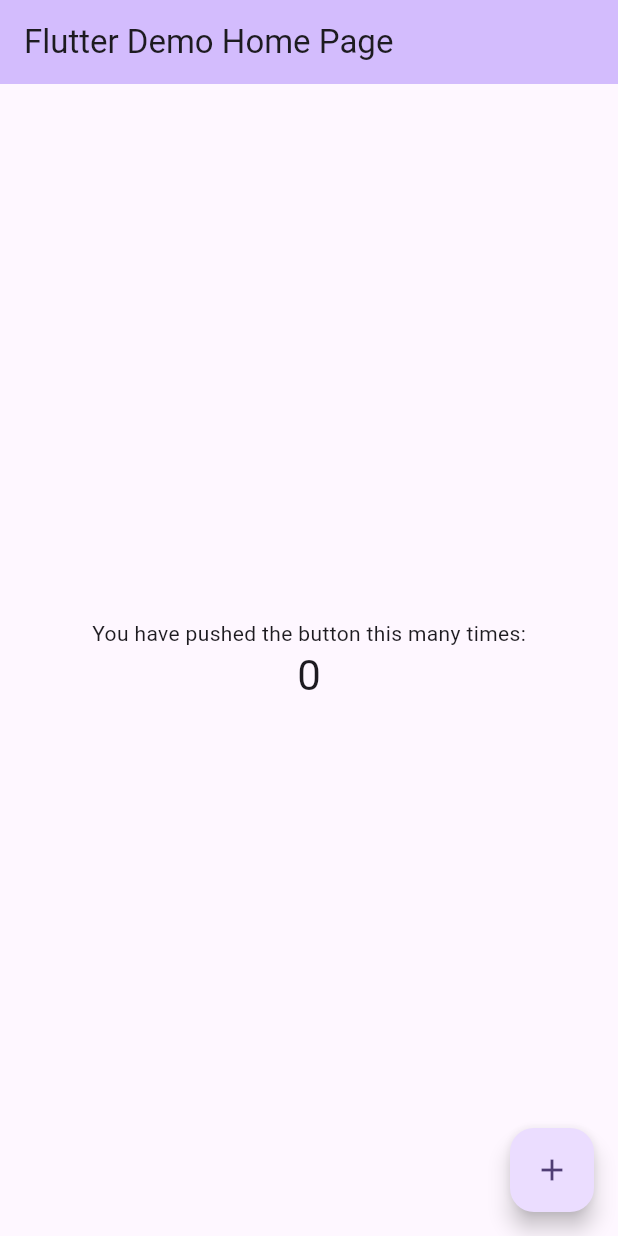
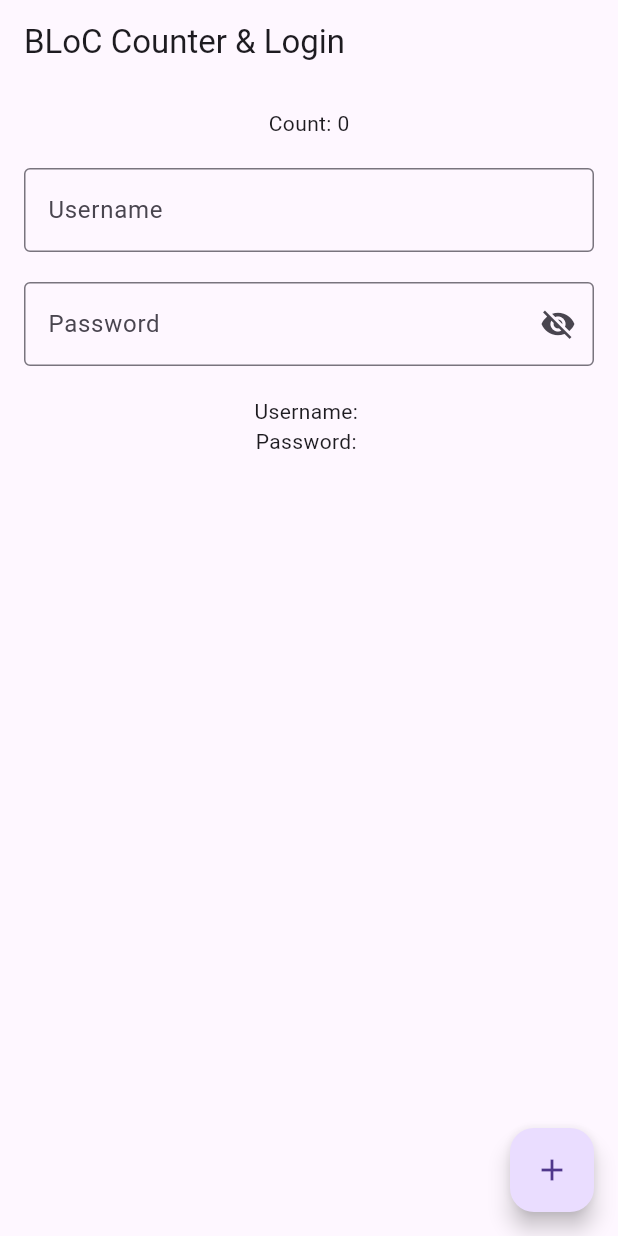
Before and after one commit to Kaleab-Wondwossen/State-Management-in-Flutter-GDG, a Flutter app: the screen it shows after launch, on a phone screen of 412 x 824 dp. Run offline on Flutter 3.47's test engine with Material 3 defaults, Android fonts, the phone set to English and light mode, and no system bars; our stand-ins replace bloc, flutter_bloc, get.

Commit message:
final push

```diff
--- /dev/null
+++ b/lib/BLoC/blocs/bloc.dart
@@ -0,0 +1,23 @@
+import 'package:bloc/bloc.dart';
+import 'package:statemanagement/BLoC/events/event.dart';
+import 'package:statemanagement/BLoC/states/state.dart';
+
+class CounterBloc extends Bloc<CounterEvent, CounterState> {
+  CounterBloc() : super(CounterState(count: 0)) {
+    on<IncrementEvent>((event, emit) {
+      emit(state.copyWith(count: state.count + 1));
+    });
+
+    on<UpdateUsernameEvent>((event, emit) {
+      emit(state.copyWith(username: event.username));
+    });
+
+    on<UpdatePasswordEvent>((event, emit) {
+      emit(state.copyWith(password: event.password));
+    });
+
+    on<TogglePasswordVisibilityEvent>((event, emit) {
+      emit(state.copyWith(isPasswordVisible: !state.isPasswordVisible));
+    });
+  }
+}
--- /dev/null
+++ b/lib/BLoC/events/event.dart
@@ -0,0 +1,21 @@
+/*
+  *Purpose: Define the events that can occur in your app. Events represent user
+  actions or other triggers that cause the state to change.
+*/
+
+
+abstract class CounterEvent {}
+
+class IncrementEvent extends CounterEvent {}
+
+class UpdateUsernameEvent extends CounterEvent {
+  final String username;
+  UpdateUsernameEvent(this.username);
+}
+
+class UpdatePasswordEvent extends CounterEvent {
+  final String password;
+  UpdatePasswordEvent(this.password);
+}
+
+class TogglePasswordVisibilityEvent extends CounterEvent {}
--- /dev/null
+++ b/lib/BLoC/screens/screen_one.dart
@@ -0,0 +1,87 @@
+import 'package:flutter/material.dart';
+import 'package:flutter_bloc/flutter_bloc.dart';
+import 'package:statemanagement/BLoC/blocs/bloc.dart';
+import 'package:statemanagement/BLoC/events/event.dart';
+import 'package:statemanagement/BLoC/states/state.dart';
+
+class CounterScreen extends StatelessWidget {
+  const CounterScreen({super.key});
+
+  @override
+  Widget build(BuildContext context) {
+    return Scaffold(
+      appBar: AppBar(title: const Text('BLoC Counter & Login')),
+      body: Padding(
+        padding: const EdgeInsets.all(16.0),
+        child: Column(
+          children: [
+            // Counter Section
+            BlocBuilder<CounterBloc, CounterState>(
+              builder: (context, state) {
+                return Text('Count: ${state.count}');
+              },
+            ),
+            const SizedBox(height: 20),
+
+            // Username Field
+            TextField(
+              decoration: const InputDecoration(
+                labelText: 'Username',
+                border: OutlineInputBorder(),
+              ),
+              onChanged: (value) {
+                context.read<CounterBloc>().add(UpdateUsernameEvent(value));
+              },
+            ),
+            const SizedBox(height: 20),
+
+            // Password Field
+            BlocBuilder<CounterBloc, CounterState>(
+              builder: (context, state) {
+                return TextField(
+                  decoration: InputDecoration(
+                    labelText: 'Password',
+                    border: const OutlineInputBorder(),
+                    suffixIcon: IconButton(
+                      icon: Icon(
+                        state.isPasswordVisible
+                            ? Icons.visibility
+                            : Icons.visibility_off,
+                      ),
+                      onPressed: () {
+                        context.read<CounterBloc>().add(TogglePasswordVisibilityEvent());
+                      },
+                    ),
+                  ),
+                  obscureText: !state.isPasswordVisible,
+                  onChanged: (value) {
+                    context.read<CounterBloc>().add(UpdatePasswordEvent(value));
+                  },
+                );
+              },
+            ),
+            const SizedBox(height: 20),
+
+            // Display Username and Password
+            BlocBuilder<CounterBloc, CounterState>(
+              builder: (context, state) {
+                return Column(
+                  children: [
+                    Text('Username: ${state.username}'),
+                    Text('Password: ${state.password}'),
+                  ],
+                );
+              },
+            ),
+          ],
+        ),
+      ),
+      floatingActionButton: FloatingActionButton(
+        onPressed: () {
+          context.read<CounterBloc>().add(IncrementEvent());
+        },
+        child: const Icon(Icons.add),
+      ),
+    );
+  }
+}
--- /dev/null
+++ b/lib/BLoC/states/state.dart
@@ -0,0 +1,28 @@
+class CounterState {
+  final int count;
+  final String username;
+  final String password;
+  final bool isPasswordVisible;
+
+  CounterState({
+    required this.count,
+    this.username = '',
+    this.password = '',
+    this.isPasswordVisible = false,
+  });
+
+  // Create a copyWith method to update specific fields
+  CounterState copyWith({
+    int? count,
+    String? username,
+    String? password,
+    bool? isPasswordVisible,
+  }) {
+    return CounterState(
+      count: count ?? this.count,
+      username: username ?? this.username,
+      password: password ?? this.password,
+      isPasswordVisible: isPasswordVisible ?? this.isPasswordVisible,
+    );
+  }
+}
--- a/lib/main.dart
+++ b/lib/main.dart
@@ -1,4 +1,54 @@
 import 'package:flutter/material.dart';
+// import 'package:get/get.dart';
+// import 'package:statemanagement/get_x.dart';
+
+//import 'package:provider/provider.dart';
+//import 'package:statemanagement/provider.dart';
+// import 'package:statemanagement/set_state.dart';
+
+
+// void main() {
+//   runApp(const MyApp());
+// }
+
+// class MyApp extends StatelessWidget {
+//   const MyApp({super.key});
+
+//   @override
+//   Widget build(BuildContext context) {
+//     return ChangeNotifierProvider(
+//       create: (context) => Counter(), // Provide the Counter instance
+//       child: const MaterialApp(
+//         title: 'State Management Demo',
+//         home: CounterApp(), // Use CounterApp as the home screen
+//       ),
+//     );
+//   }
+// }
+
+
+// void main() {
+//   runApp(const MyApp());
+// }
+
+// class MyApp extends StatelessWidget {
+//   const MyApp({super.key});
+
+//   @override
+//   Widget build(BuildContext context) {
+//     return GetMaterialApp(
+//       // Use GetMaterialApp instead of MaterialApp
+//       debugShowCheckedModeBanner: false,
+//       title: 'GetX Example',
+//       home: CounterApp(), // Set CounterApp as the home screen
+//     );
+//   }
+// }
+
+
+import 'package:flutter_bloc/flutter_bloc.dart';
+import 'package:statemanagement/BLoC/screens/screen_one.dart';
+import 'BLoC/blocs/bloc.dart';
 
 void main() {
   runApp(const MyApp());
@@ -7,119 +57,16 @@ void main() {
 class MyApp extends StatelessWidget {
   const MyApp({super.key});
 
-  // This widget is the root of your application.
   @override
   Widget build(BuildContext context) {
     return MaterialApp(
-      title: 'Flutter Demo',
-      theme: ThemeData(
-        // This is the theme of your application.
-        //
-        // TRY THIS: Try running your application with "flutter run". You'll see
-        // the application has a purple toolbar. Then, without quitting the app,
-        // try changing the seedColor in the colorScheme below to Colors.green
-        // and then invoke "hot reload" (save your changes or press the "hot
-        // reload" button in a Flutter-supported IDE, or press "r" if you used
-        // the command line to start the app).
-        //
-        // Notice that the counter didn't reset back to zero; the application
-        // state is not lost during the reload. To reset the state, use hot
-        // restart instead.
-        //
-        // This works for code too, not just values: Most code changes can be
-        // tested with just a hot reload.
-        colorScheme: ColorScheme.fromSeed(seedColor: Colors.deepPurple),
-        useMaterial3: true,
+      debugShowCheckedModeBanner: false,
+      title: 'BLoC Counter Example',
+      home: BlocProvider(
+        // Provide the CounterBloc to the widget tree
+        create: (context) => CounterBloc(),
+        child: const CounterScreen(), // Set CounterScreen as the home screen
       ),
-      home: const MyHomePage(title: 'Flutter Demo Home Page'),
     );
   }
 }
-
-class MyHomePage extends StatefulWidget {
-  const MyHomePage({super.key, required this.title});
-
-  // This widget is the home page of your application. It is stateful, meaning
-  // that it has a State object (defined below) that contains fields that affect
-  // how it looks.
-
-  // This class is the configuration for the state. It holds the values (in this
-  // case the title) provided by the parent (in this case the App widget) and
-  // used by the build method of the State. Fields in a Widget subclass are
-  // always marked "final".
-
-  final String title;
-
-  @override
-  State<MyHomePage> createState() => _MyHomePageState();
-}
-
-class _MyHomePageState extends State<MyHomePage> {
-  int _counter = 0;
-
-  void _incrementCounter() {
-    setState(() {
-      // This call to setState tells the Flutter framework that something has
-      // changed in this State, which causes it to rerun the build method below
-      // so that the display can reflect the updated values. If we changed
-      // _counter without calling setState(), then the build method would not be
-      // called again, and so nothing would appear to happen.
-      _counter++;
-    });
-  }
-
-  @override
-  Widget build(BuildContext context) {
-    // This method is rerun every time setState is called, for instance as done
-    // by the _incrementCounter method above.
-    //
-    // The Flutter framework has been optimized to make rerunning build methods
-    // fast, so that you can just rebuild anything that needs updating rather
-    // than having to individually change instances of widgets.
-    return Scaffold(
-      appBar: AppBar(
-        // TRY THIS: Try changing the color here to a specific color (to
-        // Colors.amber, perhaps?) and trigger a hot reload to see the AppBar
-        // change color while the other colors stay the same.
-        backgroundColor: Theme.of(context).colorScheme.inversePrimary,
-        // Here we take the value from the MyHomePage object that was created by
-        // the App.build method, and use it to set our appbar title.
-        title: Text(widget.title),
-      ),
-      body: Center(
-        // Center is a layout widget. It takes a single child and positions it
-        // in the middle of the parent.
-        child: Column(
-          // Column is also a layout widget. It takes a list of children and
-          // arranges them vertically. By default, it sizes itself to fit its
-          // children horizontally, and tries to be as tall as its parent.
-          //
-          // Column has various properties to control how it sizes itself and
-          // how it positions its children. Here we use mainAxisAlignment to
-          // center the children vertically; the main axis here is the vertical
-          // axis because Columns are vertical (the cross axis would be
-          // horizontal).
-          //
-          // TRY THIS: Invoke "debug painting" (choose the "Toggle Debug Paint"
-          // action in the IDE, or press "p" in the console), to see the
-          // wireframe for each widget.
-          mainAxisAlignment: MainAxisAlignment.center,
-          children: <Widget>[
-            const Text(
-              'You have pushed the button this many times:',
-            ),
-            Text(
-              '$_counter',
-              style: Theme.of(context).textTheme.headlineMedium,
-            ),
-          ],
-        ),
-      ),
-      floatingActionButton: FloatingActionButton(
-        onPressed: _incrementCounter,
-        tooltip: 'Increment',
-        child: const Icon(Icons.add),
-      ), // This trailing comma makes auto-formatting nicer for build methods.
-    );
-  }
-}
--- /dev/null
+++ b/lib/provider.dart
@@ -0,0 +1,36 @@
+import 'package:flutter/material.dart';
+import 'package:provider/provider.dart';
+
+class Counter with ChangeNotifier {
+  int _count = 0;
+  int get count => _count;
+
+  void increment() {
+    _count++;
+    notifyListeners();
+  }
+}
+
+class CounterApp extends StatelessWidget {
+  const CounterApp({super.key});
+
+  @override
+  Widget build(BuildContext context) {
+    return Scaffold(
+      appBar: AppBar(title: const Text('Provider Example')),
+      body: Center(
+        child: Consumer<Counter>(
+          builder: (context, counter, child) {
+            return Text('Counter: ${counter.count}');
+          },
+        ),
+      ),
+      floatingActionButton: FloatingActionButton(
+        onPressed: () {
+          Provider.of<Counter>(context, listen: false).increment();
+        },
+        child: const Icon(Icons.add),
+      ),
+    );
+  }
+}
--- a/pubspec.yaml
+++ b/pubspec.yaml
@@ -31,10 +31,15 @@ dependencies:
   flutter:
     sdk: flutter
 
+  provider: ^6.1.2
+  get: ^4.7.2
+  bloc: ^9.0.0
+
 
   # The following adds the Cupertino Icons font to your application.
   # Use with the CupertinoIcons class for iOS style icons.
   cupertino_icons: ^1.0.6
+  flutter_bloc: ^9.1.0
 
 dev_dependencies:
   flutter_test:
```
Also changed, not shown: lib/get_x.dart (added, +26 -0 lines), lib/set_state.dart (+33 -0 lines), pubspec.lock.
